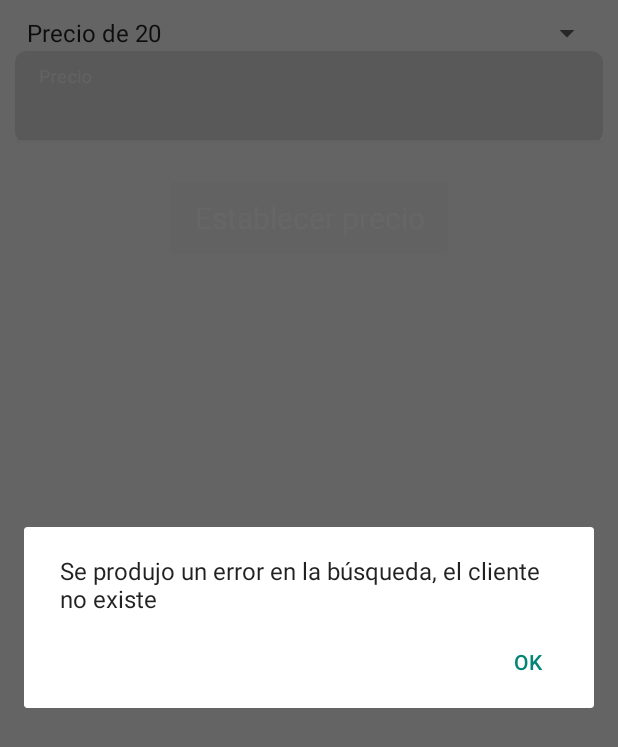
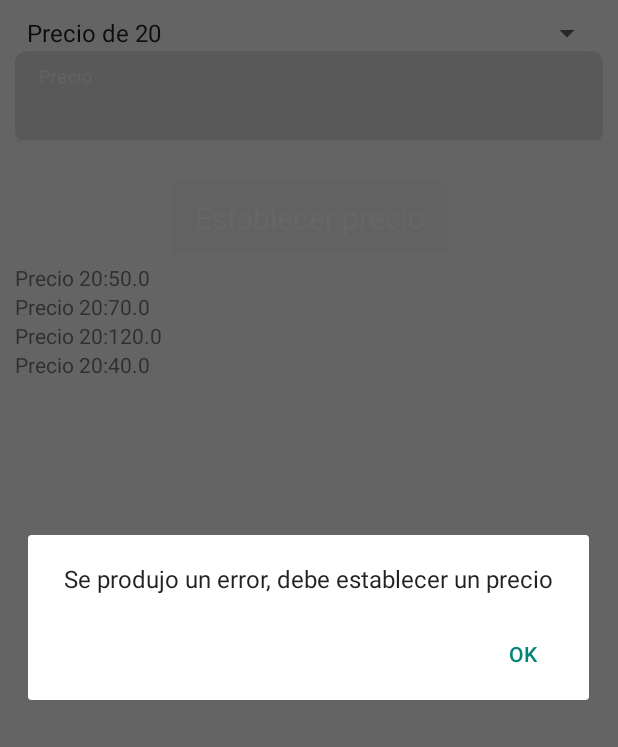
Before and after one commit to GuidoChia/Venta-de-agua-TDP, an Android app: the fragment EstablecerPrecioFragment shown on its own in the app's theme, after a tap on "Establecer precio", on a phone screen of 412 x 824 dp. Shown: the top 747 px of the screen. Run offline under Robolectric (Android 15) with nearby library versions, the light colour scheme and no system bars; 2 statements that could not run were skipped.

Commit message:
Optimizo calculos mensuales. Agrego que se muestren errores cuando algo male sale. Sumo precio de botellas y destilada TODO: mostrar cuadro de dialogo si se quiere crear un nuevo cliente, y que se limpie todo despues de que se agregue

```diff
--- a/app/src/main/java/skrb/appprueba/Fragments/ErrorFragment.java
+++ b/app/src/main/java/skrb/appprueba/Fragments/ErrorFragment.java
@@ -18,7 +18,10 @@ public class ErrorFragment extends DialogFragment {
     public Dialog onCreateDialog(Bundle savedInstanceState) {
         // Use the Builder class for convenient dialog construction
         AlertDialog.Builder builder = new AlertDialog.Builder(getActivity());
-        builder.setMessage(R.string.errorBusqueda)
+
+        int id = getArguments().getInt("msg");
+        String msg = getString(id);
+        builder.setMessage(msg)
                 .setPositiveButton(R.string.OK, new DialogInterface.OnClickListener() {
                     public void onClick(DialogInterface dialog, int id) {
                     }
--- a/app/src/main/java/skrb/appprueba/Fragments/EstablecerPrecioFragment.java
+++ b/app/src/main/java/skrb/appprueba/Fragments/EstablecerPrecioFragment.java
@@ -12,12 +12,15 @@ import android.widget.ArrayAdapter;
 import android.widget.Button;
 import android.widget.EditText;
 import android.widget.Spinner;
+import android.widget.TextView;
 
 import skrb.appprueba.MainActivity;
 import skrb.appprueba.R;
 
 import static skrb.appprueba.MainActivity.PRICE_12;
 import static skrb.appprueba.MainActivity.PRICE_20;
+import static skrb.appprueba.MainActivity.PRICE_BOT;
+import static skrb.appprueba.MainActivity.PRICE_DEST;
 import static skrb.appprueba.MainActivity.PRICE_PREFS;
 
 public class EstablecerPrecioFragment extends Fragment {
@@ -36,6 +39,7 @@ public class EstablecerPrecioFragment extends Fragment {
 
         spinner.setAdapter(adapter);
 
+        updatePrecios(view);
 
         Button btn = view.findViewById(R.id.BotonConfirmarPrecio);
         btn.setOnClickListener(new View.OnClickListener() {
@@ -49,21 +53,46 @@ public class EstablecerPrecioFragment extends Fragment {
                 String precioString = editText.getText().toString();
 
                 if (!TextUtils.isEmpty(precioString)) {
-                    SharedPreferences.Editor preferencesEditor = getContext().getSharedPreferences(PRICE_PREFS,0).edit();
+                    SharedPreferences.Editor preferencesEditor = getContext().getSharedPreferences(PRICE_PREFS, 0).edit();
                     float precio = Float.parseFloat(precioString);
                     if (selection.equals(strings[0])) {
                         preferencesEditor.putFloat(PRICE_20, precio);
-                    } else {
-                        preferencesEditor.putFloat(PRICE_12,precio);
+                    } else if (selection.equals(strings[1])) {
+                        preferencesEditor.putFloat(PRICE_12, precio);
+                    } else if (selection.equals(strings[2])) {
+                        preferencesEditor.putFloat(PRICE_BOT, precio);
+                    } else if (selection.equals(strings[3])) {
+                        preferencesEditor.putFloat(PRICE_DEST, precio);
                     }
                     preferencesEditor.commit();
-                }else {
+                    updatePrecios(view);
+                } else {
+                    Bundle bnd = new Bundle();
+                    bnd.putInt("msg", R.string.errorEstablecer);
                     ErrorFragment frag = new ErrorFragment();
-                    frag.show(getFragmentManager(),"error");
+                    frag.setArguments(bnd);
+                    frag.show(getFragmentManager(), "error");
                 }
             }
         });
 
         return view;
     }
+
+    private void updatePrecios(View view){
+        SharedPreferences prefs = getContext().getSharedPreferences(PRICE_PREFS, 0);
+
+        TextView txt = view.findViewById(R.id.precio_actual_20);
+        txt.setText("Precio 20:"+prefs.getFloat(PRICE_20,70));
+
+        txt = view.findViewById(R.id.precio_actual_12);
+        txt.setText("Precio 20:"+prefs.getFloat(PRICE_12,50));
+
+        txt = view.findViewById(R.id.precio_actual_bot);
+        txt.setText("Precio 20:"+prefs.getFloat(PRICE_BOT,120));
+
+        txt = view.findViewById(R.id.precio_actual_dest);
+        txt.setText("Precio 20:"+prefs.getFloat(PRICE_DEST,40));
+
+    }
 }
--- a/app/src/main/java/skrb/appprueba/MainActivity.java
+++ b/app/src/main/java/skrb/appprueba/MainActivity.java
@@ -35,6 +35,8 @@ public class MainActivity extends AppCompatActivity  {
     public static final String PRICE_PREFS="prices";
     public static final String PRICE_20="price_20";
     public static final String PRICE_12="price_12";
+    public static final String PRICE_BOT="price_botellitas";
+    public static final String PRICE_DEST="price_destilada";
 
     private DrawerLayout mDrawerLayout;
     private Toolbar tb;
@@ -110,6 +112,8 @@ public class MainActivity extends AppCompatActivity  {
             SharedPreferences.Editor edit = preferences.edit();
             edit.putFloat(PRICE_20,70);
             edit.putFloat(PRICE_12,50);
+            edit.putFloat(PRICE_BOT,120);
+            edit.putFloat(PRICE_DEST,40);
             edit.putBoolean("first_time", false);
             edit.commit();
         }
--- a/app/src/main/res/layout/fragment_establecer_precio.xml
+++ b/app/src/main/res/layout/fragment_establecer_precio.xml
@@ -54,6 +54,25 @@
 
         </android.support.design.button.MaterialButton>
 
+        <TextView
+            android:id="@+id/precio_actual_12"
+            android:layout_width="match_parent"
+            android:layout_height="match_parent" />
+
+        <TextView
+            android:id="@+id/precio_actual_20"
+            android:layout_width="match_parent"
+            android:layout_height="match_parent" />
+
+        <TextView
+            android:id="@+id/precio_actual_bot"
+            android:layout_width="match_parent"
+            android:layout_height="match_parent" />
+
+        <TextView
+            android:id="@+id/precio_actual_dest"
+            android:layout_width="match_parent"
+            android:layout_height="match_parent" />
 
 
     </LinearLayout>
--- a/app/src/main/res/values/strings.xml
+++ b/app/src/main/res/values/strings.xml
@@ -19,6 +19,8 @@
     <string name="saldoDe20">Saldo de 20: </string>
     <string name="ultimaFecha">Fecha de última compra: </string>
     <string name="errorBusqueda">Se produjo un error en la búsqueda, el cliente no existe</string>
+    <string name="errorAgregar">Se produjo un error, debe completar todos los campos</string>
+    <string name="errorEstablecer">Se produjo un error, debe establecer un precio</string>
     <string name="OK">OK</string>
     <string name="_0">0</string>
     <string name="calcular_ingreso_bruto_mensual">Calcular ingreso bruto mensual</string>
@@ -33,5 +35,7 @@
     <string-array name="precios_array">
         <item>Precio de 20</item>
         <item>Precio de 12</item>
+        <item>Precio de botellitas</item>
+        <item>Precio de agua destilada</item>
     </string-array>
 </resources>
```
Also changed, not shown: app/src/main/java/skrb/appprueba/Fragments/AgregarClienteFragment.java (+25 -18 lines), app/src/main/java/skrb/appprueba/Fragments/BuscarClienteFragment.java (+15 -5 lines), app/src/main/java/skrb/appprueba/Fragments/CalcularFragment.java (+21 -27 lines).
